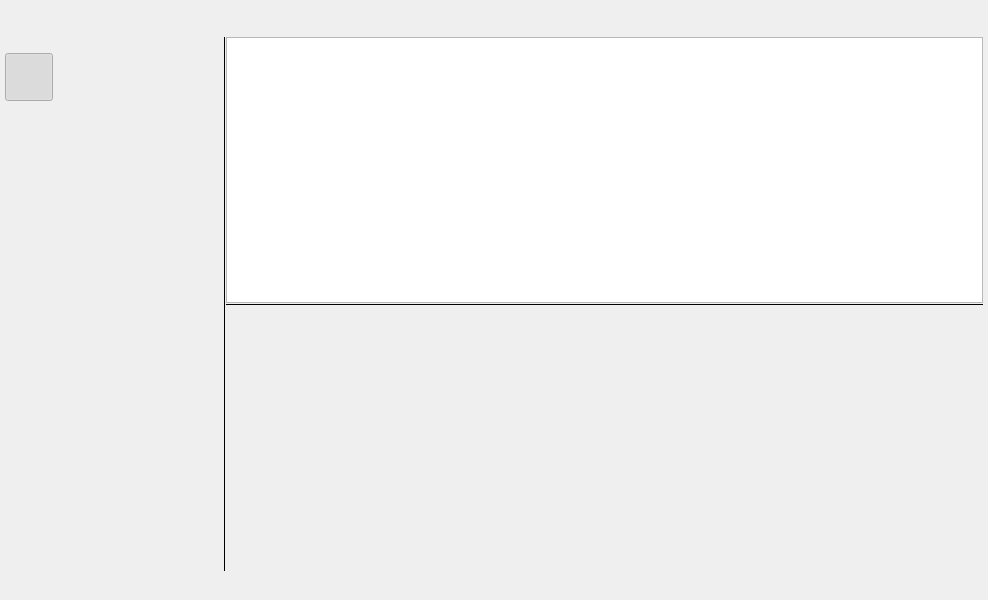
Old version of the form src/ui/main.ui in the repository Michal-D4/fileo.
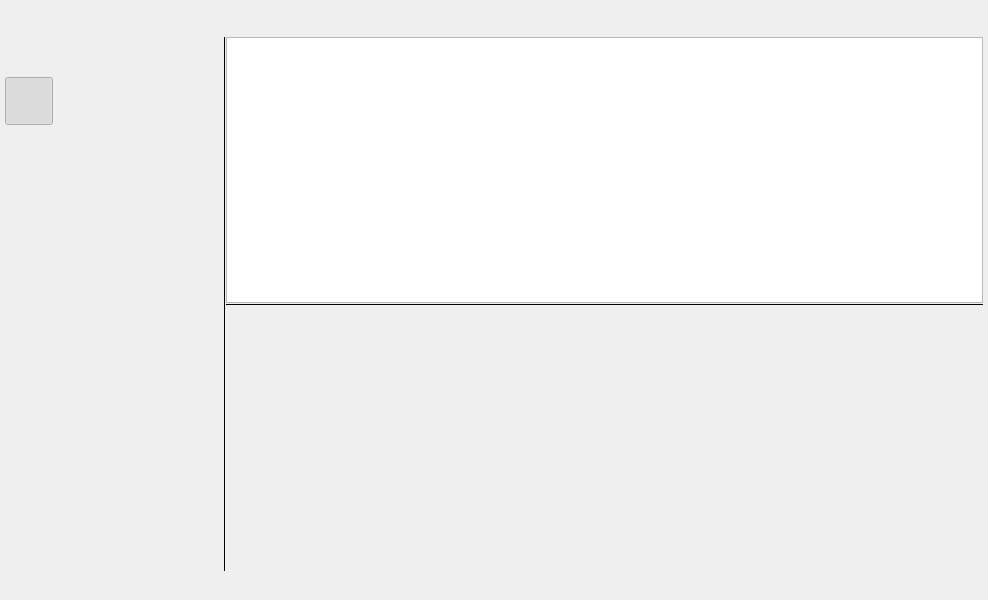
New version of the form.

```diff
--- a/src/ui/main.ui
+++ b/src/ui/main.ui
@@ -90,7 +90,7 @@
           <number>0</number>
          </property>
          <item>
-          <widget class="QToolButton" name="dataBase">
+          <widget class="QToolButton" name="btnSetup">
            <property name="minimumSize">
             <size>
              <width>48</width>
@@ -118,11 +118,30 @@
              <height>32</height>
             </size>
            </property>
+           <property name="popupMode">
+            <enum>QToolButton::InstantPopup</enum>
+           </property>
            <property name="autoRaise">
             <bool>true</bool>
            </property>
           </widget>
          </item>
+         <item>
+          <spacer name="verticalSpacer_2">
+           <property name="orientation">
+            <enum>Qt::Vertical</enum>
+           </property>
+           <property name="sizeType">
+            <enum>QSizePolicy::Fixed</enum>
+           </property>
+           <property name="sizeHint" stdset="0">
+            <size>
+             <width>20</width>
+             <height>24</height>
+            </size>
+           </property>
+          </spacer>
+         </item>
          <item>
           <widget class="QToolButton" name="btnDir">
            <property name="minimumSize">
@@ -333,43 +352,6 @@
            </property>
           </widget>
          </item>
-         <item>
-          <widget class="QToolButton" name="btnSetup">
-           <property name="minimumSize">
-            <size>
-             <width>48</width>
-             <height>48</height>
-            </size>
-           </property>
-           <property name="maximumSize">
-            <size>
-             <width>48</width>
-             <height>48</height>
-            </size>
-           </property>
-           <property name="toolTip">
-            <string>Menu</string>
-           </property>
-           <property name="styleSheet">
-            <string notr="true"/>
-           </property>
-           <property name="text">
-            <string/>
-           </property>
-           <property name="iconSize">
-            <size>
-             <width>32</width>
-             <height>32</height>
-            </size>
-           </property>
-           <property name="popupMode">
-            <enum>QToolButton::InstantPopup</enum>
-           </property>
-           <property name="autoRaise">
-            <bool>true</bool>
-           </property>
-          </widget>
-         </item>
         </layout>
        </widget>
       </item>
@@ -500,7 +482,7 @@
                <number>24</number>
               </property>
               <item>
-               <widget class="QLabel" name="current_filename">
+               <widget class="QLabel" name="files_heading">
                 <property name="text">
                  <string/>
                 </property>
@@ -911,6 +893,23 @@
          </property>
         </widget>
        </item>
+       <item>
+        <widget class="QLabel" name="edited_file">
+         <property name="toolTip">
+          <string>name of the file whose note is being edited</string>
+         </property>
+         <property name="text">
+          <string/>
+         </property>
+        </widget>
+       </item>
+       <item>
+        <widget class="QLabel" name="msg">
+         <property name="text">
+          <string/>
+         </property>
+        </widget>
+       </item>
        <item>
         <spacer name="horizontalSpacer_2">
          <property name="orientation">
@@ -925,10 +924,7 @@
         </spacer>
        </item>
        <item>
-        <widget class="QLabel" name="edited_file">
-         <property name="enabled">
-          <bool>false</bool>
-         </property>
+        <widget class="QLabel" name="current_filename">
          <property name="toolTip">
           <string>filename of the note being edited</string>
          </property>
```
Left out of the diff: 29 changed lines with no effect on the pictures.
